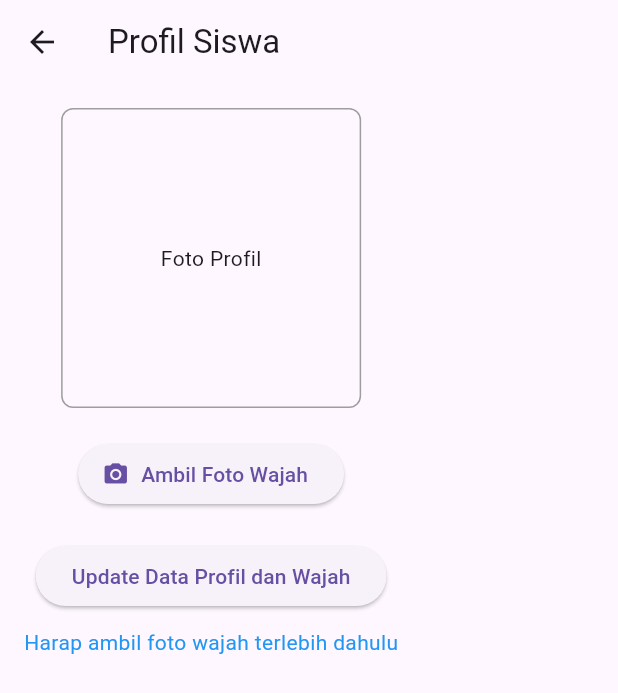
After one commit to ifqhllm/smart-presence-flutter, a Flutter app: the ProfileScreen screen opened directly, after a tap on "Update Data Profil dan Wajah", on a phone screen of 412 x 824 dp. The commit adds this screen. Shown: the top 693 px of the screen. Run offline on Flutter 3.47's test engine with Material 3 defaults, Android fonts, the light colour scheme and no system bars; our stand-ins replace firebase_core, firebase_messaging, geolocator, image_picker; accounts and stored records are empty; network calls fail.

Commit message:
penyempurnaan aplikasi

```diff
--- a/lib/main.dart
+++ b/lib/main.dart
@@ -1,7 +1,10 @@
 import 'package:flutter/material.dart';
 import 'screens/main_screen.dart';
+import 'services/notification_handler.dart';
 
-void main() {
+void main() async {
+  WidgetsFlutterBinding.ensureInitialized();
+  await NotificationHandler.initialize();
   runApp(MyApp());
 }
 
--- /dev/null
+++ b/lib/screens/profile_screen.dart
@@ -0,0 +1,110 @@
+import 'dart:io';
+import 'package:flutter/material.dart';
+import 'package:image_picker/image_picker.dart';
+import '../services/api_service.dart';
+
+class ProfileScreen extends StatefulWidget {
+  @override
+  _ProfileScreenState createState() => _ProfileScreenState();
+}
+
+class _ProfileScreenState extends State<ProfileScreen> {
+  final ApiService _apiService = ApiService();
+  File? _image;
+  bool _isLoading = false;
+  String? _message;
+
+  // Asumsikan student_id didapat dari login atau penyimpanan
+  final int studentId = 1; // Ganti dengan nilai dari penyimpanan
+
+  Future<void> _pickImage() async {
+    final picker = ImagePicker();
+    final pickedFile = await picker.pickImage(source: ImageSource.camera);
+
+    if (pickedFile != null) {
+      setState(() {
+        _image = File(pickedFile.path);
+        _message = null;
+      });
+    }
+  }
+
+  Future<void> _updateFace() async {
+    if (_image == null) {
+      setState(() {
+        _message = 'Harap ambil foto wajah terlebih dahulu';
+      });
+      return;
+    }
+
+    setState(() {
+      _isLoading = true;
+      _message = 'Mengupload foto wajah...';
+    });
+
+    try {
+      final result = await _apiService.registerFace(studentId, _image!);
+      setState(() {
+        _message = result['message'];
+      });
+      ScaffoldMessenger.of(context).showSnackBar(
+        SnackBar(content: Text(result['message'])),
+      );
+    } catch (e) {
+      setState(() {
+        _message = 'Gagal upload: $e';
+      });
+      ScaffoldMessenger.of(context).showSnackBar(
+        SnackBar(content: Text('Gagal upload: $e')),
+      );
+    } finally {
+      setState(() {
+        _isLoading = false;
+      });
+    }
+  }
+
+  @override
+  Widget build(BuildContext context) {
+    return Scaffold(
+      appBar: AppBar(title: Text('Profil Siswa')),
+      body: Padding(
+        padding: const EdgeInsets.all(16.0),
+        child: Column(
+          children: [
+            // Preview foto
+            Container(
+              height: 200,
+              width: 200,
+              decoration: BoxDecoration(
+                border: Border.all(color: Colors.grey),
+                borderRadius: BorderRadius.circular(8),
+              ),
+              child: _image != null
+                  ? Image.file(_image!, fit: BoxFit.cover)
+                  : Center(child: Text('Foto Profil')),
+            ),
+            SizedBox(height: 20),
+            ElevatedButton.icon(
+              onPressed: _pickImage,
+              icon: Icon(Icons.camera_alt),
+              label: Text('Ambil Foto Wajah'),
+            ),
+            SizedBox(height: 20),
+            _isLoading
+                ? CircularProgressIndicator()
+                : ElevatedButton(
+                    onPressed: _updateFace,
+                    child: Text('Update Data Profil dan Wajah'),
+                  ),
+            if (_message != null)
+              Padding(
+                padding: const EdgeInsets.only(top: 10),
+                child: Text(_message!, style: TextStyle(color: Colors.blue)),
+              ),
+          ],
+        ),
+      ),
+    );
+  }
+}
--- a/pubspec.yaml
+++ b/pubspec.yaml
@@ -37,6 +37,9 @@ dependencies:
   http: ^1.1.0
   image_picker: ^1.0.4
   provider: ^6.0.5
+  geolocator: ^10.0.0
+  firebase_messaging: ^14.0.0
+  firebase_core: ^2.0.0
 
 dev_dependencies:
   flutter_test:
```
Also changed, not shown: lib/screens/login_screen.dart (added, +82 -0 lines), lib/screens/take_presence_screen.dart (+29 -2 lines), lib/services/api_service.dart (+58 -1 lines), lib/services/location_service.dart (added, +48 -0 lines), lib/services/notification_handler.dart (added, +56 -0 lines), pubspec.lock, 4 other files.
